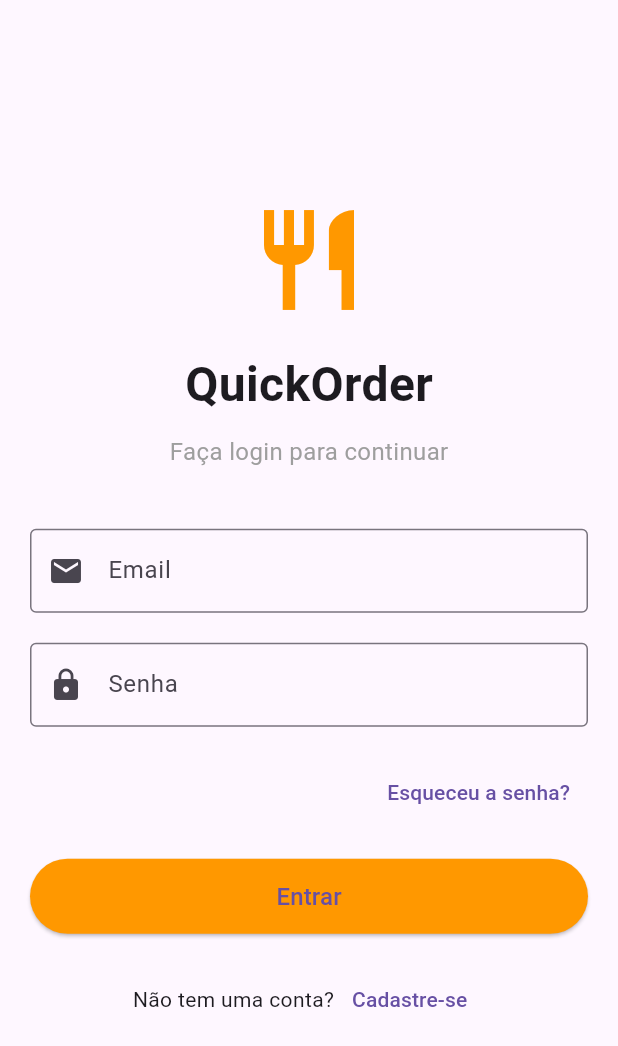
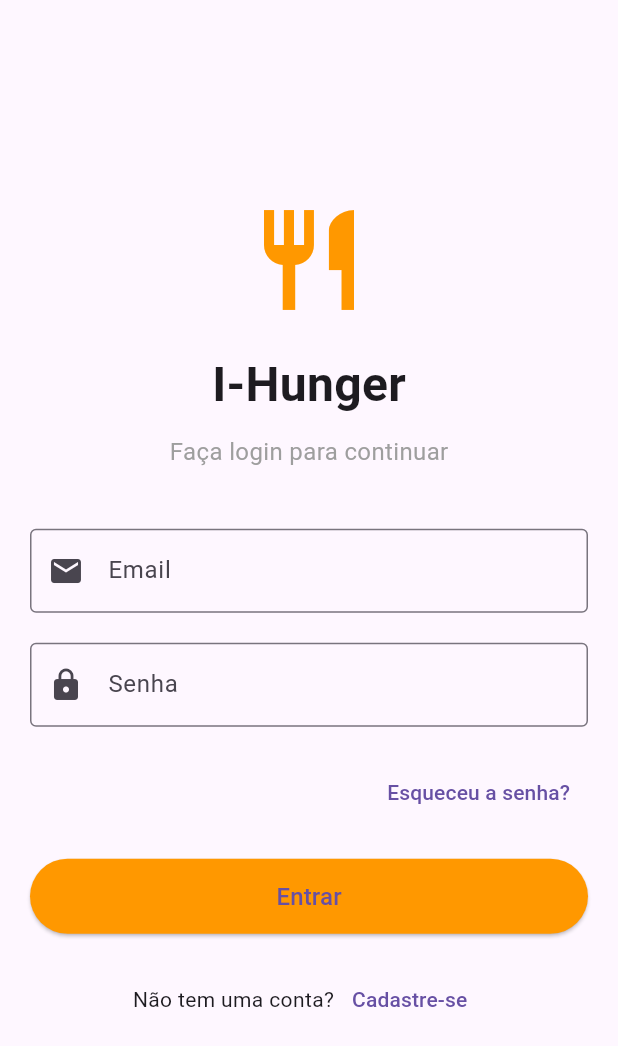
Before and after one commit to Gabriel-WC/I-Hunger, a Flutter app: the screen it shows after launch, on a phone screen of 412 x 824 dp. Shown: the top 1046 px of the screen. Run offline on Flutter 3.47's test engine with Material 3 defaults, Android fonts, the phone set to English and light mode, and no system bars.

Commit message:
Update login_view.dart

```diff
--- a/lib/views/login_view.dart
+++ b/lib/views/login_view.dart
@@ -18,7 +18,7 @@ class LoginView extends StatelessWidget {
             ),
             const SizedBox(height: 20),
             const Text(
-              'QuickOrder',
+              'I-Hunger',
               style: TextStyle(
                 fontSize: 32,
                 fontWeight: FontWeight.bold,
```
